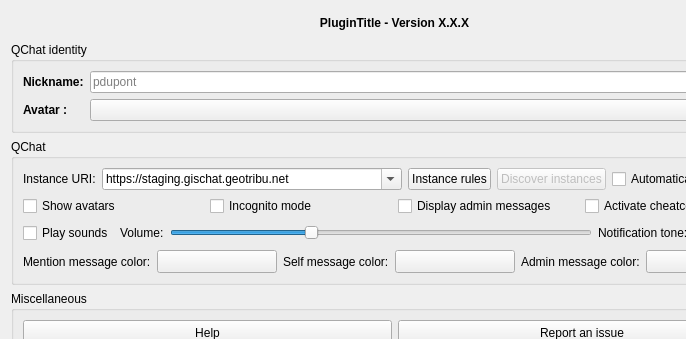
The window that qchat/gui/dlg_settings.ui (geotribu/qchat) describes before a commit, drawn with Qt 5; both pictures show x 0 to 686 and y 0 to 339 of the 789 by 542 pixel window.
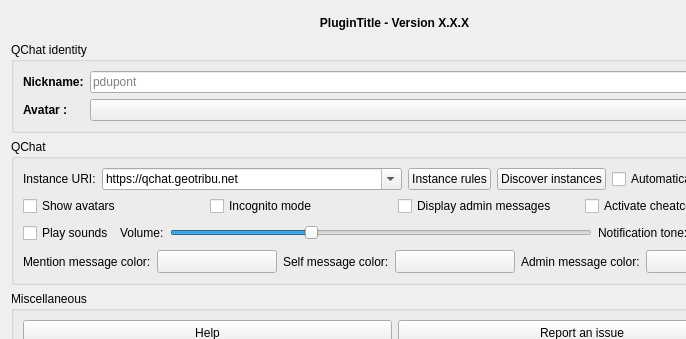
The same window after the commit. Custom widgets are drawn as their Qt base class.

Commit message: edit(settings): set default instance to qchat.geotribu.net

Patch:
```diff
--- a/qchat/gui/dlg_settings.ui
+++ b/qchat/gui/dlg_settings.ui
@@ -154,11 +154,11 @@
            <bool>true</bool>
           </property>
           <property name="currentText">
-           <string notr="true">https://staging.gischat.geotribu.net</string>
+           <string notr="true">https://qchat.geotribu.net</string>
           </property>
           <item>
            <property name="text">
-            <string notr="true">https://staging.gischat.geotribu.net</string>
+            <string notr="true">https://qchat.geotribu.net</string>
            </property>
           </item>
          </widget>
@@ -175,9 +175,6 @@
         </item>
         <item>
          <widget class="QPushButton" name="btn_discover">
-          <property name="enabled">
-           <bool>false</bool>
-          </property>
           <property name="cursor">
            <cursorShape>PointingHandCursor</cursorShape>
           </property>
```
The commit also changes 2 other files.
